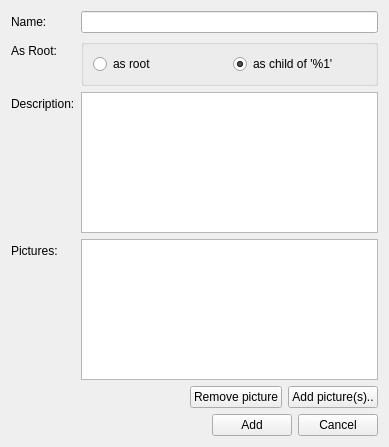
This is client/uiforms/feature_add.ui in Wolframe/configurator as Qt 5 draws it before an edit. The edited form follows.
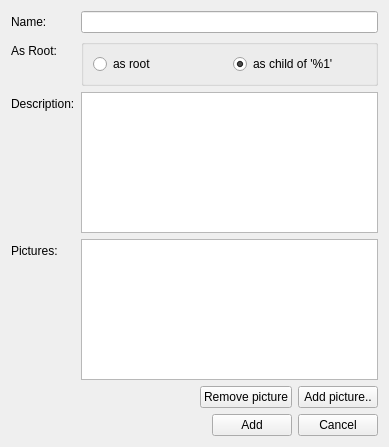
This is the edited form. Icons and pictures are not drawn.

Commit message: made picture selection close the window, adapted button texts

```diff
--- a/client/uiforms/feature_add.ui
+++ b/client/uiforms/feature_add.ui
@@ -168,7 +168,7 @@
      <item>
       <widget class="QPushButton" name="new_pictures">
        <property name="text">
-        <string>Add picture(s)..</string>
+        <string>Add picture..</string>
        </property>
        <property name="form" stdset="0">
         <string>picture_select?widgetid={main.widgetid}_picture</string>
```
The commit also changes 6 other files.
